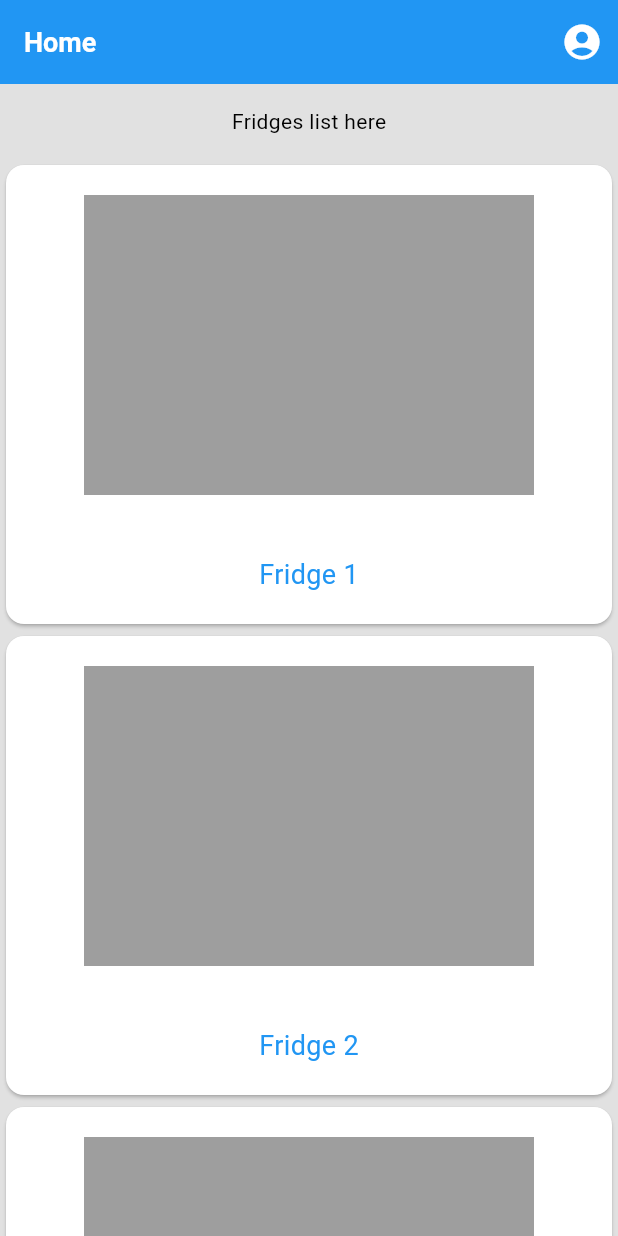
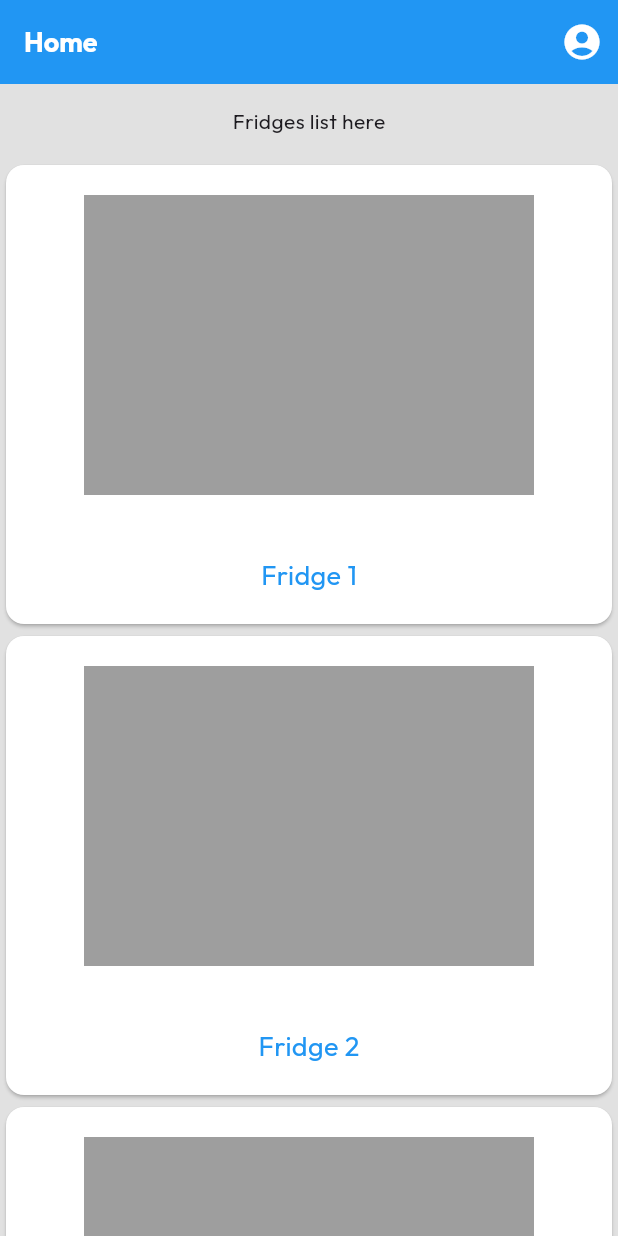
Before and after one commit to OzBoz-Dev/KnightHacks25, a Flutter app: the screen it shows after launch, on a phone screen of 412 x 824 dp. Run offline on Flutter 3.47's test engine with Material 3 defaults, Android fonts, the phone set to English and light mode, and no system bars; our stand-ins replace google_fonts.

Commit message:
Update theme

```diff
--- a/frontend/fridgemagnets/lib/themes/style.dart
+++ b/frontend/fridgemagnets/lib/themes/style.dart
@@ -1,4 +1,5 @@
 import 'package:flutter/material.dart';
+import 'package:google_fonts/google_fonts.dart';
 
 ThemeData fridgeMagnetsTheme = ThemeData(
   colorScheme: ColorScheme.light(
@@ -12,16 +13,30 @@ ThemeData fridgeMagnetsTheme = ThemeData(
   appBarTheme: AppBarTheme(
     data: AppBarThemeData(
       backgroundColor: Colors.blue[500],
-      titleTextStyle: TextStyle(
+      titleTextStyle: GoogleFonts.outfit(
         color: Colors.white,
         fontSize: 18,
         fontWeight: FontWeight.bold
       ),
+      iconTheme: IconThemeData(
+        color: Colors.white,
+        size: 28
+      ),
       actionsIconTheme: IconThemeData(
         color: Colors.white,
         size: 28
-      )
+      ),
     ),
   ),
+  textTheme: GoogleFonts.outfitTextTheme().apply(),
+  elevatedButtonTheme: ElevatedButtonThemeData(
+    style: ButtonStyle(
+      backgroundColor: WidgetStatePropertyAll(Colors.blue[500]),
+      textStyle: WidgetStatePropertyAll(GoogleFonts.outfit(
+        color: Colors.white,
+        fontSize: 18,
+      ))
+    )
+  )
 
 );
```
